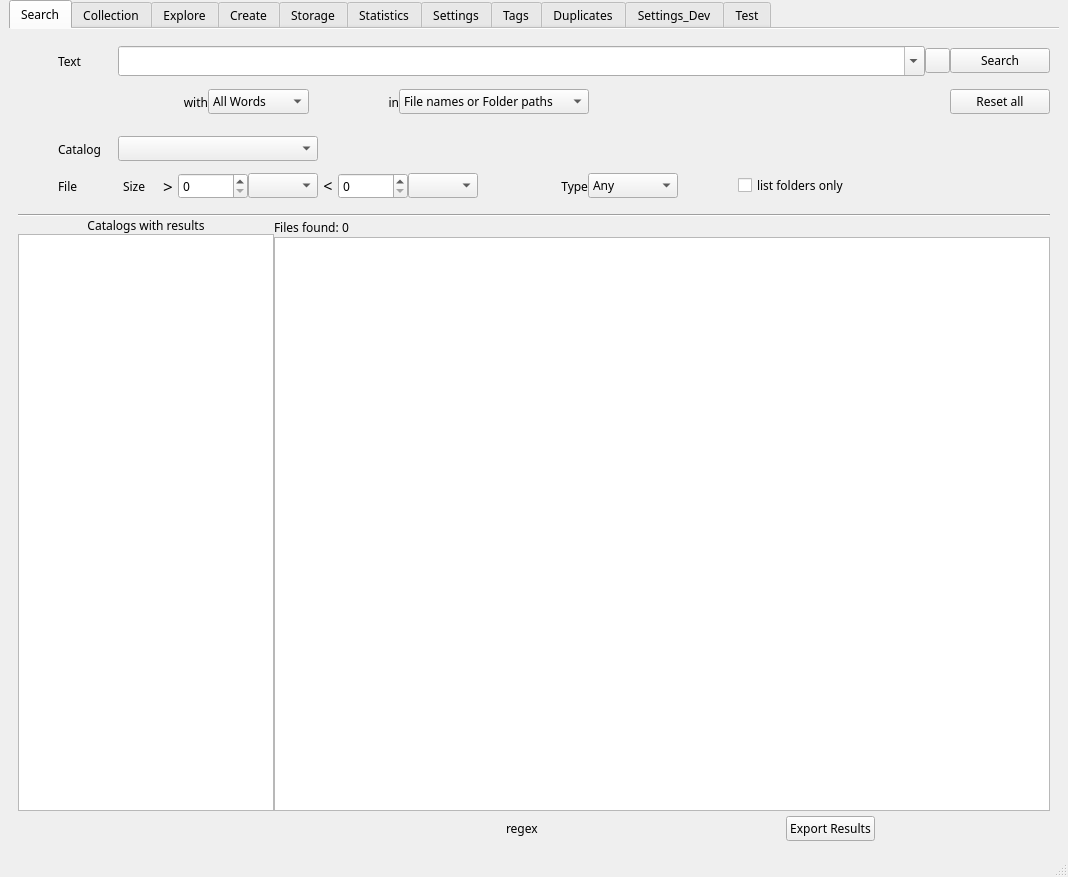
StephaneCouturier/Katalog, file mainwindow.ui: the form before one commit.
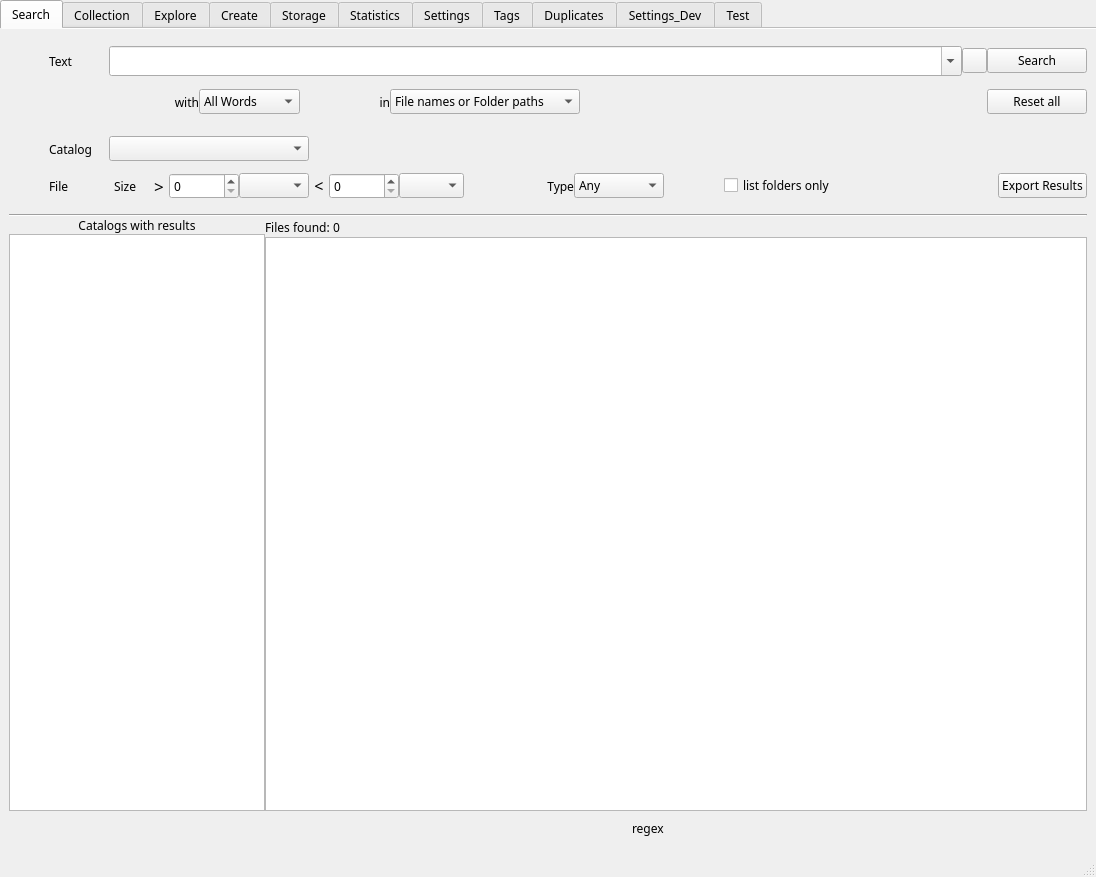
The form after the commit. Icons and pictures are not drawn. Custom widgets are drawn as their Qt base class.

```diff
--- a/mainwindow.ui
+++ b/mainwindow.ui
@@ -9,7 +9,7 @@
    <rect>
     <x>0</x>
     <y>0</y>
-    <width>1068</width>
+    <width>1096</width>
     <height>877</height>
    </rect>
   </property>
@@ -20,6 +20,9 @@
    <iconset resource="Resources.qrc">
     <normaloff>:/images/img/Katalog_logo_64.ico</normaloff>:/images/img/Katalog_logo_64.ico</iconset>
   </property>
+  <property name="styleSheet">
+   <string notr="true">backrgound-color:  lightgray;</string>
+  </property>
   <property name="iconSize">
    <size>
     <width>22</width>
@@ -34,13 +37,19 @@
     <bool>false</bool>
    </property>
    <layout class="QGridLayout" name="gridLayout">
+    <property name="leftMargin">
+     <number>0</number>
+    </property>
     <property name="topMargin">
      <number>0</number>
     </property>
+    <property name="rightMargin">
+     <number>0</number>
+    </property>
     <property name="bottomMargin">
      <number>0</number>
     </property>
-    <property name="verticalSpacing">
+    <property name="spacing">
      <number>0</number>
     </property>
     <item row="0" column="0">
@@ -118,6 +127,12 @@
           <property name="topMargin">
            <number>0</number>
           </property>
+          <property name="rightMargin">
+           <number>0</number>
+          </property>
+          <property name="bottomMargin">
+           <number>0</number>
+          </property>
           <item>
            <layout class="QHBoxLayout" name="HL_SearchText">
             <property name="topMargin">
@@ -1057,6 +1072,20 @@
               </property>
              </spacer>
             </item>
+            <item>
+             <widget class="QPushButton" name="PB_ExportResults">
+              <property name="enabled">
+               <bool>true</bool>
+              </property>
+              <property name="text">
+               <string>Export Results</string>
+              </property>
+              <property name="icon">
+               <iconset theme="document-export">
+                <normaloff>.</normaloff>.</iconset>
+              </property>
+             </widget>
+            </item>
            </layout>
           </item>
           <item>
@@ -1246,20 +1275,6 @@
                 </property>
                </spacer>
               </item>
-              <item>
-               <widget class="QPushButton" name="PB_ExportResults">
-                <property name="enabled">
-                 <bool>true</bool>
-                </property>
-                <property name="text">
-                 <string>Export Results</string>
-                </property>
-                <property name="icon">
-                 <iconset theme="document-export">
-                  <normaloff>.</normaloff>.</iconset>
-                </property>
-               </widget>
-              </item>
               <item>
                <spacer name="horizontalSpacer_14">
                 <property name="orientation">
```
Left out of the diff: 55 changed lines with no effect on the pictures.
